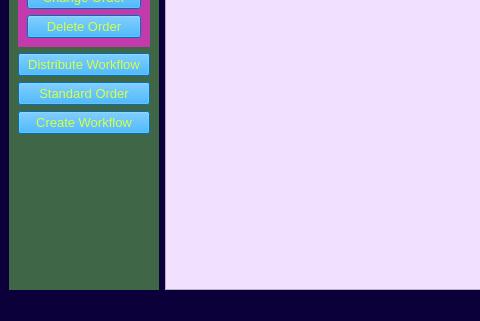
Before: the Qt Designer form view/ui_files/mainWindow_asMainWindow.ui in ManuelEitel/opp_public, drawn with Qt 5; both pictures show x 0 to 480 and y 243 to 564 of the 990 by 564 pixel window.
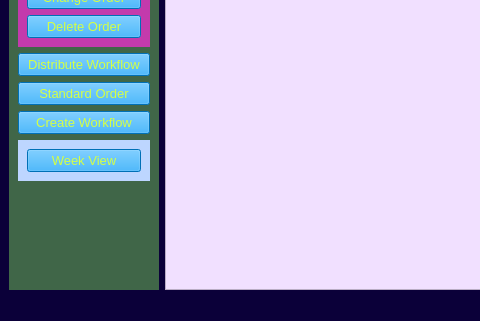
After: the same form once the commit is applied.

What changed in the file:
```diff
--- a/view/ui_files/mainWindow_asMainWindow.ui
+++ b/view/ui_files/mainWindow_asMainWindow.ui
@@ -184,6 +184,25 @@
          </property>
         </widget>
        </item>
+       <item row="9" column="0">
+        <widget class="QWidget" name="widget_2" native="true">
+         <property name="styleSheet">
+          <string notr="true">background-color: rgb(189, 214, 255);</string>
+         </property>
+         <layout class="QVBoxLayout" name="verticalLayout_2">
+          <item>
+           <widget class="QPushButton" name="btn_week_view">
+            <property name="styleSheet">
+             <string notr="true">background-color:rgb(0, 157, 255);color:rgb(212, 255, 70);font-size:10pt;</string>
+            </property>
+            <property name="text">
+             <string>Week View</string>
+            </property>
+           </widget>
+          </item>
+         </layout>
+        </widget>
+       </item>
       </layout>
      </widget>
     </item>
```
